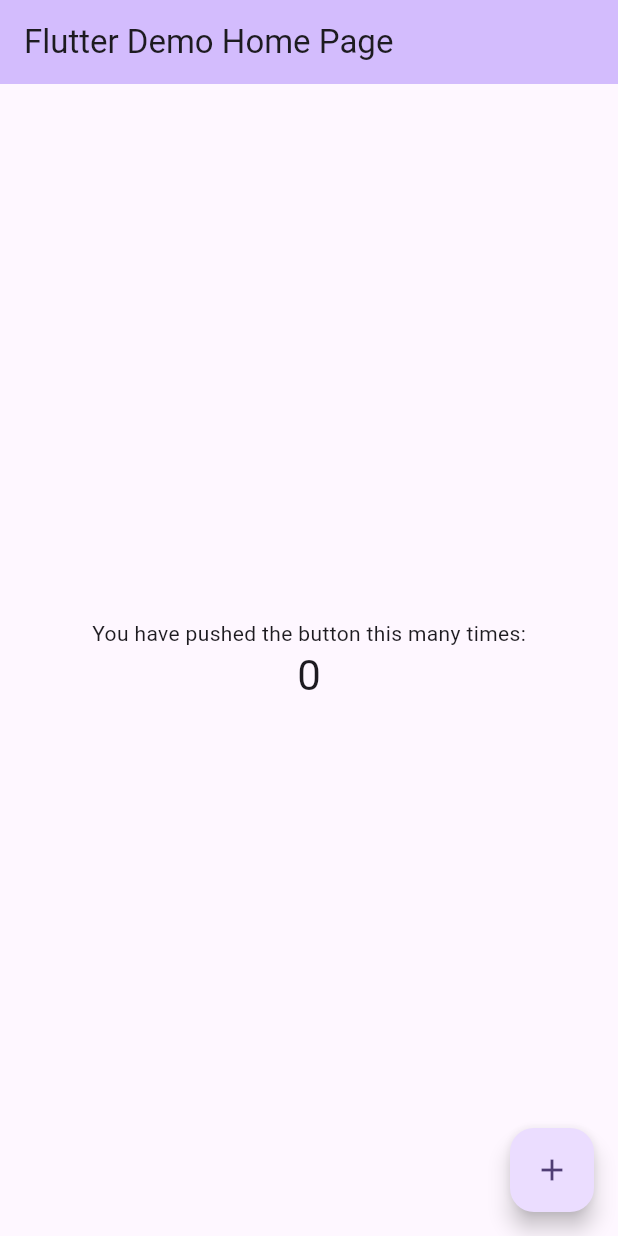
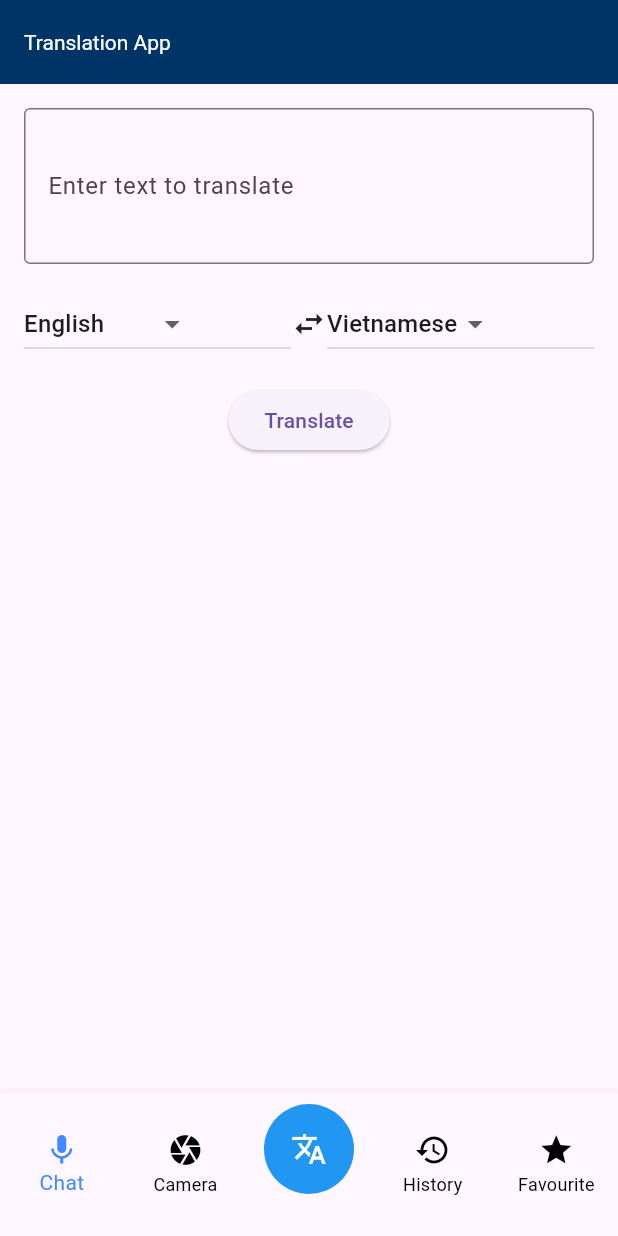
Before and after one commit to dirtylesc/TranslationApp, a Flutter app: the screen it shows after launch, on a phone screen of 412 x 824 dp. Run offline on Flutter 3.47's test engine with Material 3 defaults, Android fonts, the phone set to English and light mode, and no system bars.

Commit message:
dirtylesc: Create layout + navigator

```diff
--- /dev/null
+++ b/lib/home.dart
@@ -0,0 +1,132 @@
+import 'package:flutter/material.dart';
+import 'package:http/http.dart' as http;
+import 'dart:convert';
+
+void main() => runApp(const HomePage());
+
+class HomePage extends StatelessWidget {
+  const HomePage({super.key});
+
+  @override
+  Widget build(BuildContext context) {
+    return const Scaffold(
+      body: Center(
+        child: TranslationHome(),
+      ),
+    );
+  }
+}
+
+class TranslationHome extends StatefulWidget {
+  const TranslationHome({super.key});
+
+  @override
+  _TranslationHomeState createState() => _TranslationHomeState();
+}
+
+class _TranslationHomeState extends State<TranslationHome> {
+  final TextEditingController _inputController = TextEditingController();
+  String _translatedText = '';
+  String _sourceLanguage = 'en';
+  String _targetLanguage = 'vi';
+
+  final List<Map<String, String>> _languages = [
+    {'name': 'English', 'code': 'en'},
+    {'name': 'Vietnamese', 'code': 'vi'},
+    {'name': '한글', 'code': 'ko'},
+    // {'name': 'Spanish', 'code': 'es'},
+    // {'name': 'French', 'code': 'fr'},
+    // {'name': 'Chinese', 'code': 'zh-CN'},
+  ];
+
+  Future<void> _translateText(String text) async {
+    final apiUrl =
+        'https://api.mymemory.translated.net/get?q=$text&langpair=$_sourceLanguage|$_targetLanguage';
+
+    final response = await http.get(Uri.parse(apiUrl));
+    if (response.statusCode == 200) {
+      final data = json.decode(response.body);
+      setState(() {
+        _translatedText = data['responseData']['translatedText'];
+      });
+    } else {
+      throw Exception('Failed to load translation');
+    }
+  }
+
+  @override
+  Widget build(BuildContext context) {
+    return Scaffold(
+      body: Padding(
+        padding: const EdgeInsets.all(16.0),
+        child: Column(
+          children: [
+            // TextField để nhập văn bản
+            TextField(
+              controller: _inputController,
+              maxLines: 3,
+              decoration: const InputDecoration(
+                border: OutlineInputBorder(),
+                labelText: 'Enter text to translate',
+              ),
+            ),
+            const SizedBox(height: 16),
+
+            Row(
+              mainAxisAlignment: MainAxisAlignment.spaceBetween,
+              children: [
+                Expanded(
+                  child: DropdownButton<String>(
+                    value: _sourceLanguage,
+                    onChanged: (newValue) {
+                      setState(() {
+                        _sourceLanguage = newValue!;
+                      });
+                    },
+                    items: _languages.map((language) {
+                      return DropdownMenuItem<String>(
+                        value: language['code'],
+                        child: Text(language['name']!),
+                      );
+                    }).toList(),
+                  ),
+                ),
+                const Icon(Icons.swap_horiz),
+                Expanded(
+                  child: DropdownButton<String>(
+                    value: _targetLanguage,
+                    onChanged: (newValue) {
+                      setState(() {
+                        _targetLanguage = newValue!;
+                      });
+                    },
+                    items: _languages.map((language) {
+                      return DropdownMenuItem<String>(
+                        value: language['code'],
+                        child: Text(language['name']!),
+                      );
+                    }).toList(),
+                  ),
+                ),
+              ],
+            ),
+            const SizedBox(height: 16),
+
+            ElevatedButton(
+              onPressed: () {
+                _translateText(_inputController.text);
+              },
+              child: Text('Translate'),
+            ),
+            const SizedBox(height: 16),
+
+            Text(
+              _translatedText,
+              style: const TextStyle(fontSize: 18),
+            ),
+          ],
+        ),
+      ),
+    );
+  }
+}
--- /dev/null
+++ b/lib/layout.dart
@@ -0,0 +1,104 @@
+import 'package:flutter/material.dart';
+import 'package:translation_app/camera.dart';
+import 'package:translation_app/favorite.dart';
+import 'package:translation_app/history.dart';
+import 'package:translation_app/home.dart';
+
+class AppLayout extends StatefulWidget {
+  const AppLayout({super.key});
+
+  @override
+  _AppLayoutState createState() => _AppLayoutState();
+}
+
+class _AppLayoutState extends State<AppLayout> {
+  int _selectedIndex = 0;
+
+  // List of pages corresponding to the bottom navigation items
+  final List<Widget> _pages = [
+    const HomePage(),
+    const CameraPage(),
+    const SizedBox(),
+    const HistoryPage(),
+    const FavoritePage(),
+  ];
+
+  void _onItemTapped(int index) {
+    if (index == 2) {
+      return;
+    }
+
+    if (_selectedIndex == index) return;
+
+    setState(() {
+      _selectedIndex = index;
+    });
+  }
+
+  @override
+  Widget build(BuildContext context) {
+    return Scaffold(
+      appBar: AppBar(
+        title: const Text('Translation App'),
+        backgroundColor: const Color.fromRGBO(0, 51, 102, 1),
+        titleTextStyle: const TextStyle(color: Colors.white),
+        leading: Navigator.canPop(context)
+            ? IconButton(
+                icon: const Icon(Icons.arrow_back),
+                onPressed: () {
+                  if (Navigator.canPop(context)) {
+                    Navigator.pop(context);
+                  }
+                },
+              )
+            : null,
+      ),
+      body: IndexedStack(
+        index: _selectedIndex,
+        children: _pages,
+      ),
+      bottomNavigationBar: Container(
+        color: Colors.white,
+        child: BottomNavigationBar(
+          items: [
+            const BottomNavigationBarItem(
+              icon: Icon(Icons.mic),
+              label: 'Chat',
+            ),
+            const BottomNavigationBarItem(
+              icon: Icon(Icons.camera),
+              label: 'Camera',
+            ),
+            BottomNavigationBarItem(
+              icon: GestureDetector(
+                onTap: () {
+                  // Không làm gì ở đây
+                },
+                child: const CircleAvatar(
+                  radius: 30,
+                  backgroundColor: Colors.blue,
+                  child: Icon(Icons.translate, color: Colors.white),
+                ),
+              ),
+              label: '',
+            ),
+            const BottomNavigationBarItem(
+              icon: Icon(Icons.history),
+              label: 'History',
+            ),
+            const BottomNavigationBarItem(
+              icon: Icon(Icons.star),
+              label: 'Favourite',
+            ),
+          ],
+          currentIndex: _selectedIndex,
+          selectedItemColor: Colors.blueAccent,
+          unselectedItemColor: Colors.black,
+          showUnselectedLabels: true,
+          onTap: _onItemTapped, // Sử dụng phương thức cập nhật
+          type: BottomNavigationBarType.fixed,
+        ),
+      ),
+    );
+  }
+}
--- a/lib/main.dart
+++ b/lib/main.dart
@@ -1,125 +1,26 @@
 import 'package:flutter/material.dart';
 
-void main() {
-  runApp(const MyApp());
-}
+import 'package:translation_app/splash.dart';
+import 'package:translation_app/home.dart';
+import 'package:translation_app/camera.dart';
+import 'package:translation_app/history.dart';
+import 'package:translation_app/favorite.dart';
+import 'package:translation_app/layout.dart';
 
-class MyApp extends StatelessWidget {
-  const MyApp({super.key});
+void main() => runApp(const TranslationApp());
 
-  // This widget is the root of your application.
+class TranslationApp extends StatelessWidget {
+  const TranslationApp({super.key});
+
   @override
   Widget build(BuildContext context) {
     return MaterialApp(
-      title: 'Flutter Demo',
-      theme: ThemeData(
-        // This is the theme of your application.
-        //
-        // TRY THIS: Try running your application with "flutter run". You'll see
-        // the application has a purple toolbar. Then, without quitting the app,
-        // try changing the seedColor in the colorScheme below to Colors.green
-        // and then invoke "hot reload" (save your changes or press the "hot
-        // reload" button in a Flutter-supported IDE, or press "r" if you used
-        // the command line to start the app).
-        //
-        // Notice that the counter didn't reset back to zero; the application
-        // state is not lost during the reload. To reset the state, use hot
-        // restart instead.
-        //
-        // This works for code too, not just values: Most code changes can be
-        // tested with just a hot reload.
-        colorScheme: ColorScheme.fromSeed(seedColor: Colors.deepPurple),
-        useMaterial3: true,
-      ),
-      home: const MyHomePage(title: 'Flutter Demo Home Page'),
+      title: 'Translation App',
+      initialRoute: '/splash', // Đặt Splash là trang đầu tiên
+      routes: {
+        '/splash': (context) => const SplashPage(),
+        '/appLayout': (context) => const AppLayout(),
+      },
     );
   }
 }
-
-class MyHomePage extends StatefulWidget {
-  const MyHomePage({super.key, required this.title});
-
-  // This widget is the home page of your application. It is stateful, meaning
-  // that it has a State object (defined below) that contains fields that affect
-  // how it looks.
-
-  // This class is the configuration for the state. It holds the values (in this
-  // case the title) provided by the parent (in this case the App widget) and
-  // used by the build method of the State. Fields in a Widget subclass are
-  // always marked "final".
-
-  final String title;
-
-  @override
-  State<MyHomePage> createState() => _MyHomePageState();
-}
-
-class _MyHomePageState extends State<MyHomePage> {
-  int _counter = 0;
-
-  void _incrementCounter() {
-    setState(() {
-      // This call to setState tells the Flutter framework that something has
-      // changed in this State, which causes it to rerun the build method below
-      // so that the display can reflect the updated values. If we changed
-      // _counter without calling setState(), then the build method would not be
-      // called again, and so nothing would appear to happen.
-      _counter++;
-    });
-  }
-
-  @override
-  Widget build(BuildContext context) {
-    // This method is rerun every time setState is called, for instance as done
-    // by the _incrementCounter method above.
-    //
-    // The Flutter framework has been optimized to make rerunning build methods
-    // fast, so that you can just rebuild anything that needs updating rather
-    // than having to individually change instances of widgets.
-    return Scaffold(
-      appBar: AppBar(
-        // TRY THIS: Try changing the color here to a specific color (to
-        // Colors.amber, perhaps?) and trigger a hot reload to see the AppBar
-        // change color while the other colors stay the same.
-        backgroundColor: Theme.of(context).colorScheme.inversePrimary,
-        // Here we take the value from the MyHomePage object that was created by
-        // the App.build method, and use it to set our appbar title.
-        title: Text(widget.title),
-      ),
-      body: Center(
-        // Center is a layout widget. It takes a single child and positions it
-        // in the middle of the parent.
-        child: Column(
-          // Column is also a layout widget. It takes a list of children and
-          // arranges them vertically. By default, it sizes itself to fit its
-          // children horizontally, and tries to be as tall as its parent.
-          //
-          // Column has various properties to control how it sizes itself and
-          // how it positions its children. Here we use mainAxisAlignment to
-          // center the children vertically; the main axis here is the vertical
-          // axis because Columns are vertical (the cross axis would be
-          // horizontal).
-          //
-          // TRY THIS: Invoke "debug painting" (choose the "Toggle Debug Paint"
-          // action in the IDE, or press "p" in the console), to see the
-          // wireframe for each widget.
-          mainAxisAlignment: MainAxisAlignment.center,
-          children: <Widget>[
-            const Text(
-              'You have pushed the button this many times:',
-            ),
-            Text(
-              '$_counter',
-              style: Theme.of(context).textTheme.headlineMedium,
-            ),
-          ],
-        ),
-      ),
-      floatingActionButton: FloatingActionButton(
-        onPressed: _incrementCounter,
-        tooltip: 'Increment',
-        child: const Icon(Icons.add),
-      ), // This trailing comma makes auto-formatting nicer for build methods.
-    );
-  }
-}
```
Also changed, not shown: lib/camera.dart (added, +15 -0 lines), lib/favorite.dart (added, +15 -0 lines), lib/history.dart (added, +16 -0 lines), lib/splash.dart (added, +187 -0 lines).
